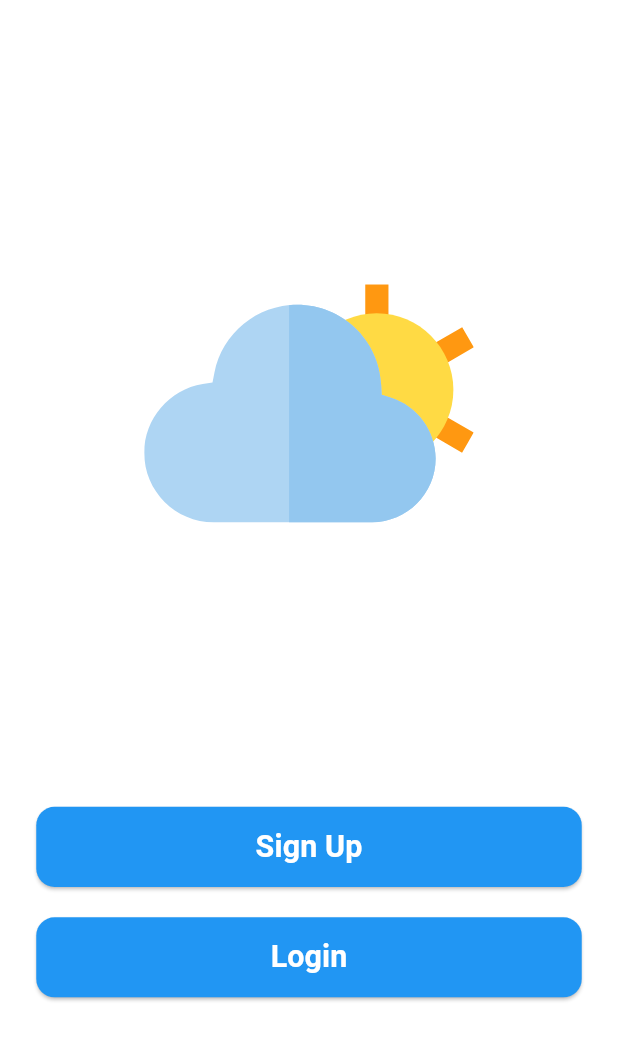
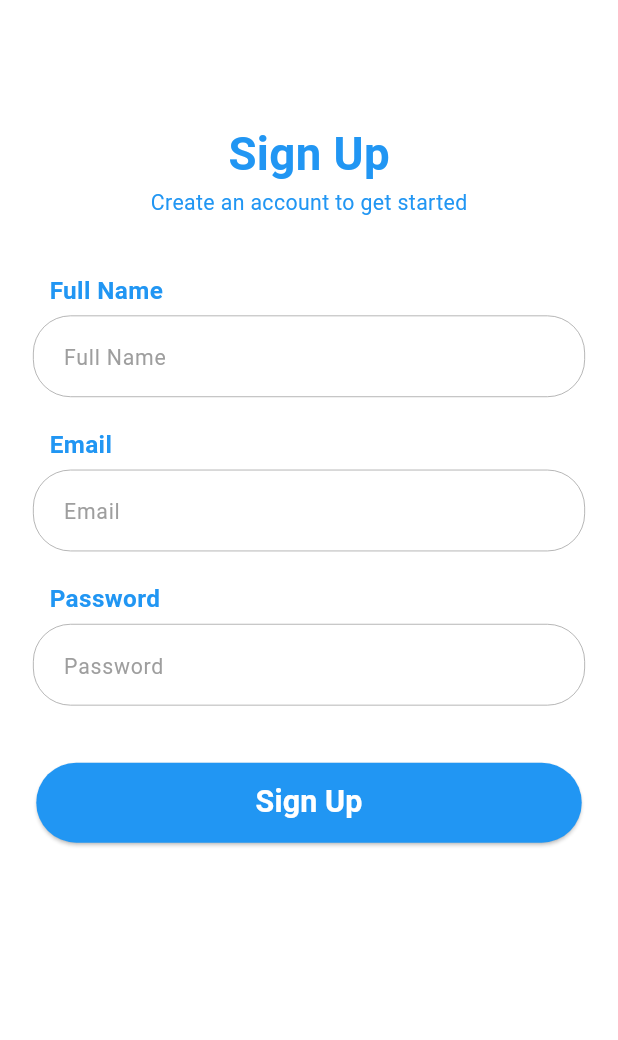
Before and after one commit to AMOSAD0/weather_prediction_app, a Flutter app: the screen it shows after launch, after a tap on "Sign Up", on a phone screen of 412 x 824 dp. Shown: the top 1040 px of the screen. Run offline on Flutter 3.47's test engine with Material 3 defaults, Android fonts, the phone set to English and light mode, and no system bars; our stand-ins replace flutter_screenutil, flutter_svg.

Commit message:
signup screen ui

```diff
--- a/lib/core/routing/app_router.dart
+++ b/lib/core/routing/app_router.dart
@@ -1,6 +1,7 @@
 import 'package:flutter/material.dart';
 import 'package:weather_prediction_app/core/routing/routes.dart';
 import 'package:weather_prediction_app/features/login_or_signup/ui/login_or_signup_screen.dart';
+import 'package:weather_prediction_app/features/signup/ui/signup_screen.dart';
 import 'package:weather_prediction_app/features/splash/ui/splaah_screen.dart';
 
 class AppRouter {
@@ -12,6 +13,8 @@ class AppRouter {
         return MaterialPageRoute(builder: (_) => SplaahScreen());
       case Routes.loginOrSignup:
         return MaterialPageRoute(builder: (_) => LoginOrSignupScreen());
+      case Routes.signup:
+        return MaterialPageRoute(builder: (_) => SignupScreen());
       default :
         return MaterialPageRoute(builder: (_) => Scaffold(body: Center(child: Text('Not Found'))));
     }
--- a/lib/core/routing/routes.dart
+++ b/lib/core/routing/routes.dart
@@ -1,6 +1,7 @@
 class Routes {
   static const String splash = '/splash';
   static const String loginOrSignup = '/loginOrSignup';
+  static const String signup = '/signup';
 
 
 }
--- a/lib/core/strings/strings_manger.dart
+++ b/lib/core/strings/strings_manger.dart
@@ -1,4 +1,8 @@
-class AppStrings{
+class AppStrings {
   static const String signup = "Sign Up";
   static const String login = "Login";
+  static const String signupSubTitle = "Create an account to get started";
+  static const String fullname = "Full Name";
+  static const String email = "Email";
+  static const String password = "Password";
 }
--- a/lib/core/theming/color_manger.dart
+++ b/lib/core/theming/color_manger.dart
@@ -4,4 +4,7 @@ import 'package:flutter/material.dart';
 class AppColors{
   static const Color whiteColor = Colors.white;
   static const Color blueColor = Colors.blue;
+
+  static const Color blackColor = Colors.black;
+  static const Color greyColor = Colors.grey;
 }
--- a/lib/core/theming/text_style_manger.dart
+++ b/lib/core/theming/text_style_manger.dart
@@ -9,4 +9,28 @@ class AppStyles {
     color: AppColors.whiteColor,
     fontWeight: FontWeight.bold,
   );
+
+  static TextStyle font30BlueBold = TextStyle(
+    fontSize: 30.sp,
+    color: AppColors.blueColor,
+    fontWeight: FontWeight.bold
+  );
+
+  static TextStyle font14BlueNormal = TextStyle(
+    fontSize: 14.sp,
+    color: AppColors.blueColor,
+    fontWeight: FontWeight.normal
+  );
+
+  static TextStyle font14GreyNormal = TextStyle(
+    fontSize: 14.sp,
+    color: AppColors.greyColor,
+    fontWeight: FontWeight.normal
+  );
+
+  static TextStyle font16BlueBold = TextStyle(
+    fontSize: 16.sp,
+    color: AppColors.blueColor,
+    fontWeight: FontWeight.bold
+  );
 }
--- a/lib/core/widgets/public_button.dart
+++ b/lib/core/widgets/public_button.dart
@@ -23,7 +23,7 @@ class PublicButton extends StatelessWidget {
     this.titleSize,
     required this.title,
     this.width,
-    this.borderRadius=12,
+    this.borderRadius=30,
     this.titleColor = Colors.white,
     this.backgroundColor = AppColors.blueColor,
     this.icon = "",
--- /dev/null
+++ b/lib/core/widgets/public_text_form_field.dart
@@ -0,0 +1,158 @@
+import 'package:flutter_screenutil/flutter_screenutil.dart';
+import 'package:flutter/material.dart';
+import 'package:weather_prediction_app/core/theming/color_manger.dart';
+import 'package:weather_prediction_app/core/theming/text_style_manger.dart';
+
+class PublicTextFormField extends StatefulWidget {
+  final String hint;
+  final String? label;
+  final FormFieldValidator<String>? validator;
+  final TextEditingController? controller;
+  final TextInputType keyboardtype;
+  final IconData prefixIcon;
+  final IconData suffixIcon;
+  final bool isPassword;
+  final bool showprefixIcon;
+  final bool showSuffixIcon;
+  final int? maxlenght;
+  final int? maxLines;
+  final Function()? ontap;
+  final Function()? ontapPrefixIcon;
+  final Function()? ontapSuffixIcon;
+  final double borderRadius;
+  final EdgeInsetsGeometry? contentPadding;
+  final void Function(String)? onChanged;
+  final void Function(String)? onSubmitted;
+
+  const PublicTextFormField({
+    Key? key,
+    required this.hint,
+    required this.validator,
+    this.label,
+    this.controller,
+    this.isPassword = false,
+    this.showSuffixIcon = false,
+    this.showprefixIcon = false,
+    this.ontap,
+    this.keyboardtype = TextInputType.text,
+    this.maxlenght,
+    this.maxLines,
+    this.prefixIcon = Icons.person,
+    this.suffixIcon = Icons.person,
+    this.ontapPrefixIcon,
+    this.ontapSuffixIcon,
+    this.borderRadius = 25,
+    this.contentPadding,
+    this.onChanged,
+    this.onSubmitted,
+  }) : super(key: key);
+
+  @override
+  State<PublicTextFormField> createState() => _PublicTextFormFieldState();
+}
+
+class _PublicTextFormFieldState extends State<PublicTextFormField> {
+  bool showPassword = true;
+
+  @override
+  Widget build(BuildContext context) {
+    return Padding(
+      padding: EdgeInsets.symmetric(vertical: 7.5.h),
+      child: SizedBox(
+        //width: 374.w,
+        //height: 57.h,
+        child: Column(
+          crossAxisAlignment: CrossAxisAlignment.start,
+          children: [
+            Padding(
+              padding:  EdgeInsets.symmetric(horizontal: 10.w, vertical: 5.h),
+              child: Text(
+                widget.label ?? "",
+                style: AppStyles.font16BlueBold,
+              ),
+            ),
+            TextFormField(
+              textCapitalization: TextCapitalization.none,
+              maxLines: widget.maxLines ?? 1,
+              maxLength: widget.maxlenght,
+              obscureText: widget.isPassword ? showPassword : false,
+              keyboardType: widget.keyboardtype,
+              controller: widget.controller,
+              autovalidateMode: AutovalidateMode.disabled,
+              validator: widget.validator,
+              decoration: InputDecoration(
+                fillColor: AppColors.whiteColor,
+                iconColor: AppColors.greyColor,
+                filled: true,
+                hintText: widget.hint,
+                hintStyle: AppStyles.font14GreyNormal,
+                enabledBorder: OutlineInputBorder(
+                  borderRadius: BorderRadius.circular(widget.borderRadius),
+                  borderSide:
+                      const BorderSide(color: AppColors.greyColor, width: 0.5),
+                ),
+                focusedBorder: OutlineInputBorder(
+                  borderRadius: BorderRadius.circular(widget.borderRadius),
+                  borderSide:
+                      const BorderSide(color: AppColors.blueColor, width: 0.5),
+                ),
+                errorBorder: OutlineInputBorder(
+                  borderRadius: BorderRadius.circular(widget.borderRadius),
+                  borderSide: const BorderSide(color: Colors.red, width: 0.5),
+                ),
+                focusedErrorBorder: OutlineInputBorder(
+                  borderRadius: BorderRadius.circular(widget.borderRadius),
+                  borderSide: const BorderSide(color: Colors.red, width: 0.5),
+                ),
+                contentPadding: widget.contentPadding ??
+                    EdgeInsets.symmetric(horizontal: 15.w, vertical: 15.h),
+                prefixIcon: widget.showprefixIcon
+                    ? InkWell(
+                        onTap: widget.ontapPrefixIcon,
+                        child: Icon(
+                          widget.prefixIcon,
+                          size: 22.r,
+                          color: AppColors.greyColor,
+                        ),
+                      )
+                    : null,
+                suffixIcon: getSuffixIcon(),
+              ),
+              onChanged: widget.onChanged,
+              onFieldSubmitted: widget.onSubmitted,
+            ),
+          ],
+        ),
+      ),
+    );
+  }
+
+  Widget? getSuffixIcon() {
+    if (widget.showSuffixIcon) {
+      if (!widget.isPassword) {
+        return Icon(
+          widget.suffixIcon,
+          size: 22,
+          color: AppColors.greyColor,
+        );
+      }
+      return InkWell(
+        onTap: (() {
+          setState(() {
+            showPassword = !showPassword;
+          });
+        }),
+        child: !showPassword
+            ? const Icon(
+                Icons.visibility,
+                color: AppColors.greyColor,
+              )
+            : const Icon(
+                Icons.visibility_off,
+                color: AppColors.greyColor,
+              ),
+      );
+    }
+    return null;
+  }
+}
--- a/lib/features/login_or_signup/ui/login_or_signup_screen.dart
+++ b/lib/features/login_or_signup/ui/login_or_signup_screen.dart
@@ -2,9 +2,8 @@ import 'package:flutter/material.dart';
 import 'package:flutter_screenutil/flutter_screenutil.dart';
 import 'package:flutter_svg/flutter_svg.dart';
 import 'package:weather_prediction_app/core/assets/assets_manger.dart';
-import 'package:weather_prediction_app/core/helper/spacing.dart';
+import 'package:weather_prediction_app/core/routing/routes.dart';
 import 'package:weather_prediction_app/core/strings/strings_manger.dart';
-import 'package:weather_prediction_app/core/theming/color_manger.dart';
 import 'package:weather_prediction_app/core/theming/text_style_manger.dart';
 import 'package:weather_prediction_app/core/widgets/public_button.dart';
 
@@ -22,11 +21,10 @@ class LoginOrSignupScreen extends StatelessWidget {
             crossAxisAlignment: CrossAxisAlignment.center,
             children: [
               //verticalSpace(20.h),
-              Center(
-                  child: SvgPicture.asset(
-                AppAssets.logo,
-                width: 200.w,
-              )),
+              SvgPicture.asset(
+                              AppAssets.logo,
+                              width: 200.w,
+                            ),
               //verticalSpace(40.h),
               Column(
                 spacing: 20.h,
@@ -34,7 +32,9 @@ class LoginOrSignupScreen extends StatelessWidget {
                   PublicButton(
                     title: AppStrings.signup,
                     style: AppStyles.font20WhiteBold,
-                    onPressed: () {},
+                    onPressed: () {
+                      Navigator.pushNamed(context, Routes.signup);
+                    },
                   ),
                   PublicButton(
                     title: AppStrings.login,
--- /dev/null
+++ b/lib/features/signup/ui/signup_screen.dart
@@ -0,0 +1,59 @@
+import 'package:flutter/material.dart';
+import 'package:flutter_screenutil/flutter_screenutil.dart';
+import 'package:weather_prediction_app/core/helper/spacing.dart';
+import 'package:weather_prediction_app/core/strings/strings_manger.dart';
+import 'package:weather_prediction_app/core/theming/text_style_manger.dart';
+import 'package:weather_prediction_app/core/widgets/public_button.dart';
+import 'package:weather_prediction_app/core/widgets/public_text_form_field.dart';
+import 'package:weather_prediction_app/features/signup/ui/widgets/title_signup.dart';
+
+class SignupScreen extends StatelessWidget {
+  const SignupScreen({super.key});
+
+  @override
+  Widget build(BuildContext context) {
+    return SafeArea(
+      child: Scaffold(
+        body: SingleChildScrollView(
+          child: Padding(
+            padding: EdgeInsets.symmetric(horizontal: 20.w),
+            child: Column(
+              crossAxisAlignment: CrossAxisAlignment.center,
+              children: [
+                verticalSpace(80),
+                TitleSignup(),
+                verticalSpace(24),
+
+                //fullname
+                PublicTextFormField(
+                  label: AppStrings.fullname,
+                  hint: AppStrings.fullname,
+                  validator: (value) {},
+                ),
+                //email
+                PublicTextFormField(
+                  label: AppStrings.email,
+                  hint: AppStrings.email,
+                  validator: (value) {},
+                ),
+                //password
+                PublicTextFormField(
+                  label: AppStrings.password,
+                  hint: AppStrings.password,
+                  validator: (value) {},
+                ),
+
+                verticalSpace(30),
+                PublicButton(
+                  title: AppStrings.signup,
+                  style: AppStyles.font20WhiteBold,
+                  onPressed: () {},
+                )
+              ],
+            ),
+          ),
+        ),
+      ),
+    );
+  }
+}
--- /dev/null
+++ b/lib/features/signup/ui/widgets/title_signup.dart
@@ -0,0 +1,24 @@
+import 'package:flutter/material.dart';
+import 'package:weather_prediction_app/core/strings/strings_manger.dart';
+import 'package:weather_prediction_app/core/theming/text_style_manger.dart';
+
+class TitleSignup extends StatelessWidget {
+  const TitleSignup({super.key});
+
+  @override
+  Widget build(BuildContext context) {
+    return Column(
+      crossAxisAlignment: CrossAxisAlignment.center,
+      children: [
+          Text(
+                  AppStrings.signup,
+                  style: AppStyles.font30BlueBold,
+                ),
+                Text(
+                  AppStrings.signupSubTitle,
+                  style: AppStyles.font14BlueNormal,
+                ),
+      ],
+    );
+  }
+}
```
